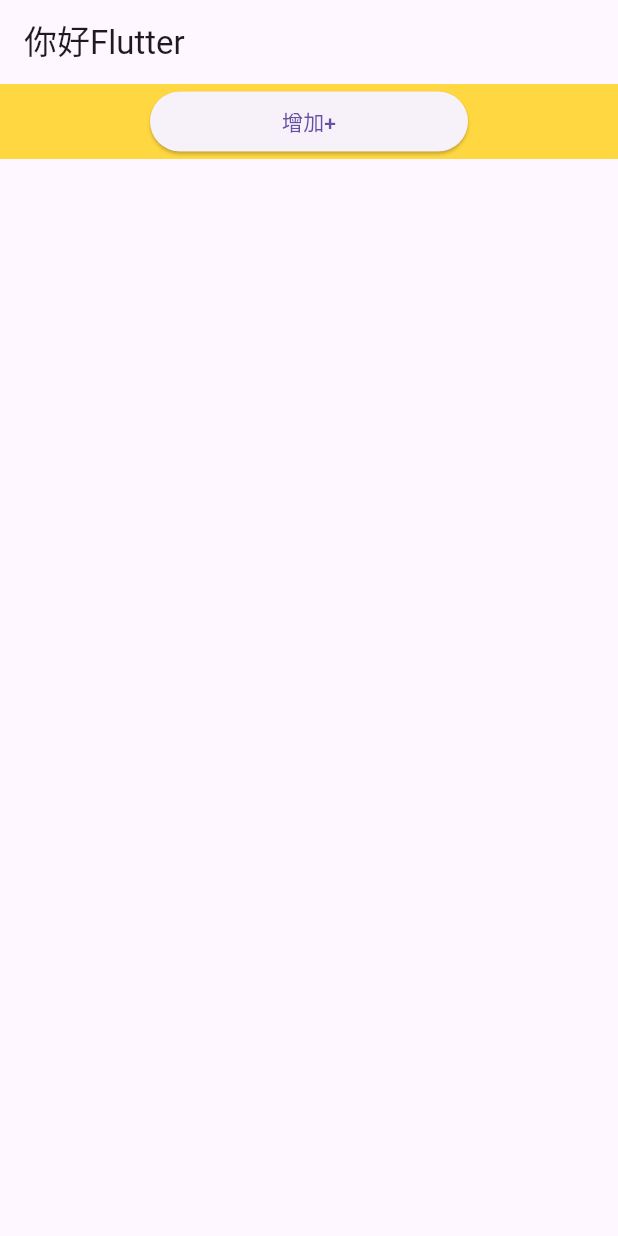
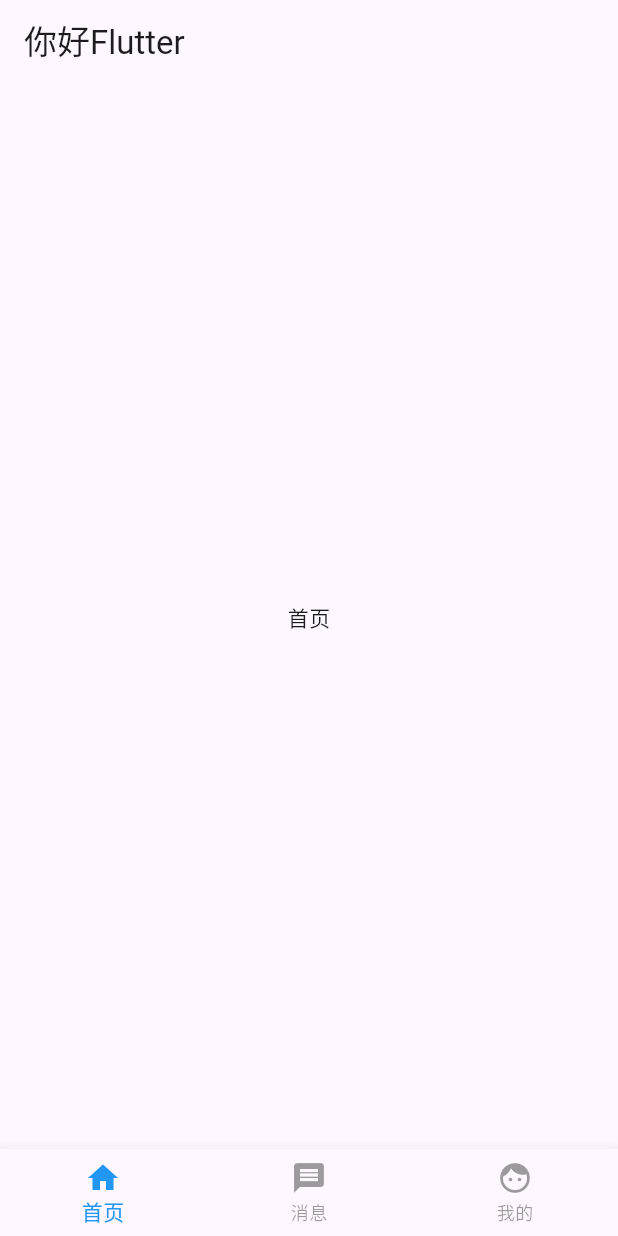
Before and after one commit to huangpu0/Flutter, a Flutter app: the screen it shows after launch, on a phone screen of 412 x 824 dp. Run offline on Flutter 3.47's test engine with Material 3 defaults, Android fonts, the phone set to English and light mode, and no system bars.

Commit message:
12_BottomNavigationBar

```diff
--- a/lib/04_ListView.dart
+++ b/lib/04_ListView.dart
@@ -157,8 +157,8 @@ class MyListView2 extends StatelessWidget {
   }
 }
 
+/// 动态数据处理方式
 // ignore: must_be_immutable
-/// 动态数据处理方式
 class MyListView3 extends StatelessWidget {
   List<String> list = [];
 
--- a/lib/11_StatefulWidget.dart
+++ b/lib/11_StatefulWidget.dart
@@ -1,4 +1,3 @@
-import 'package:flutter/foundation.dart';
 import 'package:flutter/material.dart';
 
 /// 有状态的组件、改变页面数据用这个
--- /dev/null
+++ b/lib/12_BottomNavigationBar.dart
@@ -0,0 +1,59 @@
+import 'package:flutter/material.dart';
+import 'package:flutter01/12_BottonTabBars/12_home.dart';
+import 'package:flutter01/12_BottonTabBars/12_me.dart';
+import 'package:flutter01/12_BottonTabBars/12_message.dart';
+
+class MyBottomNavigationBar0 extends StatefulWidget {
+  const MyBottomNavigationBar0({super.key});
+
+  @override
+  State<MyBottomNavigationBar0> createState() => _MyBottomNavigationBar0State();
+}
+
+class _MyBottomNavigationBar0State extends State<MyBottomNavigationBar0> {
+  /// 当前选中位置
+  int currentPath = 0;
+
+  /// tabs 页面
+  List<Widget> tabBars = const [MyHome12(), MyMessage12(), MyMe12()];
+
+  @override
+  Widget build(BuildContext context) {
+    return Scaffold(
+      appBar: AppBar(
+        title: const Text('你好Flutter'),
+      ),
+      body: tabBars[currentPath],
+
+      /// 12_BottomNavigationBar 自定义底部导航条
+      bottomNavigationBar: BottomNavigationBar(
+          currentIndex: currentPath,
+          unselectedIconTheme: const IconThemeData(color: Colors.black38),
+          unselectedItemColor: Colors.black38,
+          selectedIconTheme: const IconThemeData(color: Colors.blue),
+          selectedItemColor: Colors.blue,
+          onTap: (value) {
+            setState(() {
+              currentPath = value;
+            });
+          },
+          items: const [
+            BottomNavigationBarItem(
+                icon: Icon(
+                  Icons.home,
+                ),
+                label: '首页'),
+            BottomNavigationBarItem(
+                icon: Icon(
+                  Icons.message,
+                ),
+                label: '消息'),
+            BottomNavigationBarItem(
+                icon: Icon(
+                  Icons.face,
+                ),
+                label: '我的'),
+          ]),
+    );
+  }
+}
--- /dev/null
+++ b/lib/12_BottonTabBars/12_home.dart
@@ -0,0 +1,17 @@
+import 'package:flutter/material.dart';
+
+class MyHome12 extends StatefulWidget {
+  const MyHome12({super.key});
+
+  @override
+  State<MyHome12> createState() => _MyHome12State();
+}
+
+class _MyHome12State extends State<MyHome12> {
+  @override
+  Widget build(BuildContext context) {
+    return const Center(
+      child: Text('首页'),
+    );
+  }
+}
```
Also changed, not shown: lib/12_BottonTabBars/12_me.dart (added, +17 -0 lines), lib/12_BottonTabBars/12_message.dart (added, +17 -0 lines), lib/main.dart (+16 -9 lines).
